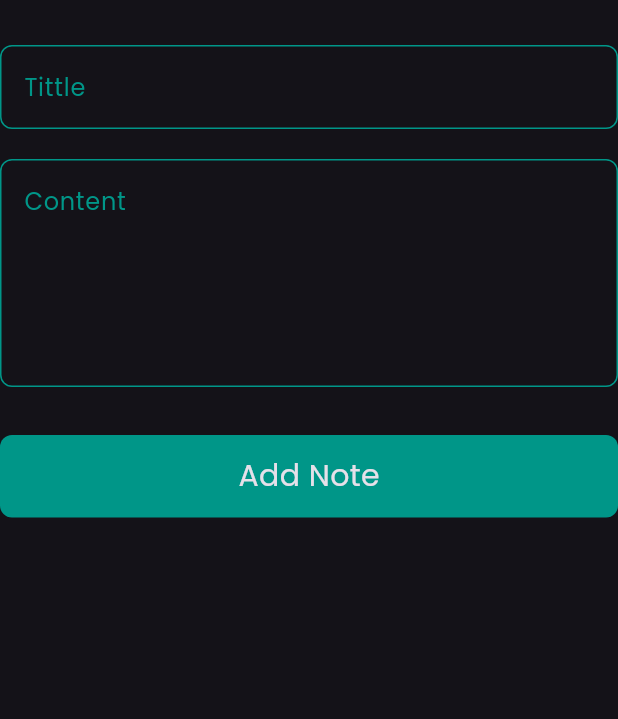
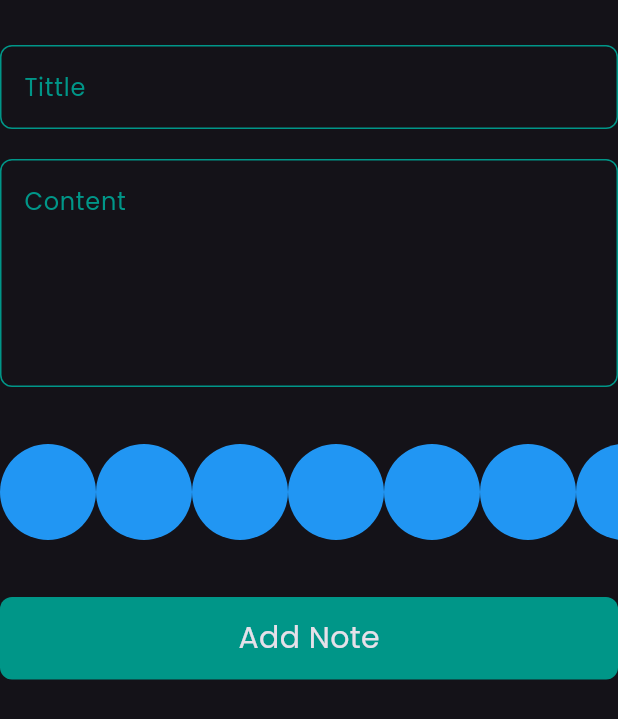
Before and after one commit to MohamedElhadidy7/notes_App, a Flutter app: the AddNoteForm widget shown alone on an empty page, opened directly, on a phone screen of 412 x 824 dp. Shown: the top 719 px of the screen. Run offline on Flutter 3.47's test engine with Material 3 defaults, Android fonts, the phone set to English and light mode, and no system bars; our stand-ins replace bloc, flutter_bloc, hive, hive_flutter, modal_progress_hud_nsn; accounts and stored records are empty.

Commit message:
add colors list part1

```diff
--- /dev/null
+++ b/lib/views/Widgets/Colors_ListView.dart
@@ -0,0 +1,18 @@
+import 'package:flutter/material.dart';
+import 'package:noteapptharwat/views/Widgets/Colors_item.dart';
+import 'package:noteapptharwat/views/Widgets/addnoteForm.dart';
+
+class ColorsListView extends StatelessWidget {
+  const ColorsListView({super.key});
+
+  @override
+  Widget build(BuildContext context) {
+    return SizedBox(
+      height: 38 * 2,
+      child: ListView.builder(
+          itemCount: 10,
+          scrollDirection: Axis.horizontal,
+          itemBuilder: (context, index) => const ColorItem()),
+    );
+  }
+}
--- /dev/null
+++ b/lib/views/Widgets/Colors_item.dart
@@ -0,0 +1,13 @@
+import 'package:flutter/material.dart';
+
+class ColorItem extends StatelessWidget {
+  const ColorItem({super.key});
+
+  @override
+  Widget build(BuildContext context) {
+    return const CircleAvatar(
+      radius: 32,
+      backgroundColor: Colors.blue,
+    );
+  }
+}
--- a/lib/views/Widgets/addnoteForm.dart
+++ b/lib/views/Widgets/addnoteForm.dart
@@ -1,7 +1,9 @@
 import 'package:flutter/material.dart';
 import 'package:flutter_bloc/flutter_bloc.dart';
+import 'package:noteapptharwat/Constants.dart';
 import 'package:noteapptharwat/Cubits/AddNote_Cubit/add_note_cubit.dart';
 import 'package:noteapptharwat/Models/Note_model.dart';
+import 'package:noteapptharwat/views/Widgets/Colors_ListView.dart';
 import 'package:noteapptharwat/views/Widgets/Custom_Textfield.dart';
 import 'package:noteapptharwat/views/Widgets/Custom_buttom.dart';
 import 'package:intl/intl.dart';
@@ -49,6 +51,10 @@ class _AddNoteFormState extends State<AddNoteForm> {
           const SizedBox(
             height: 32,
           ),
+          ColorsListView(),
+          const SizedBox(
+            height: 32,
+          ),
           BlocBuilder<AddNoteCubit, AddNoteState>(
             builder: (context, state) {
               return Custombuttom(
```
